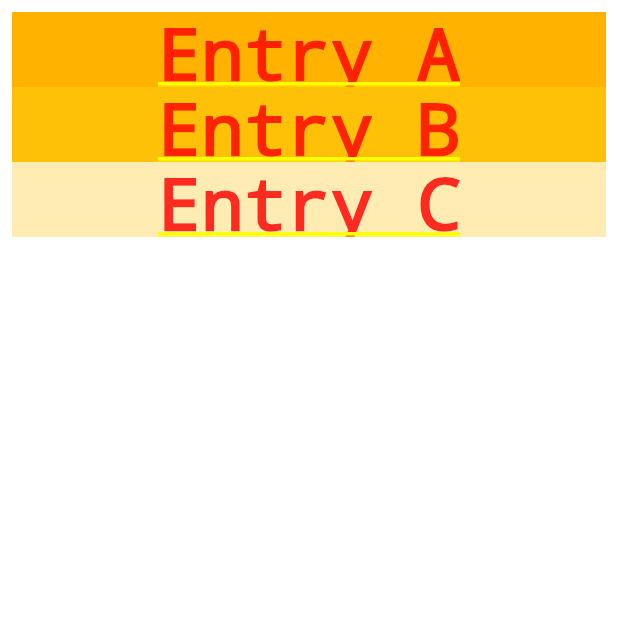
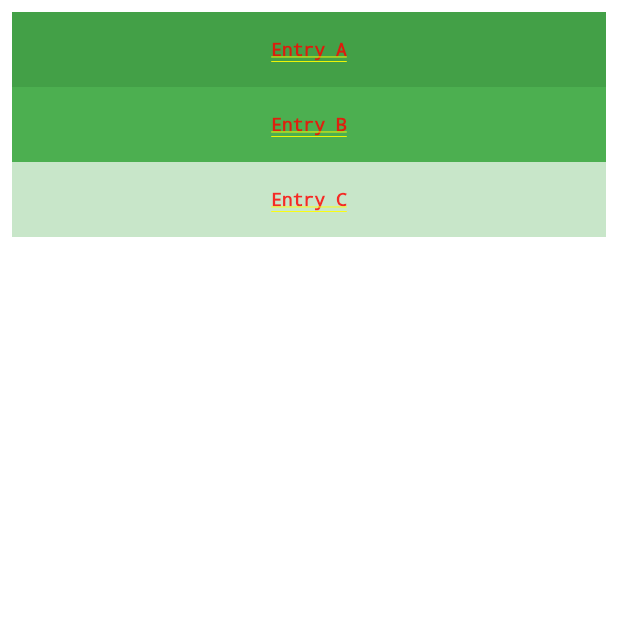
Before and after one commit to rabbanext/buroiqul_qulub, a Flutter app: the screen it shows after launch, on a phone screen of 412 x 824 dp, the top half of it. Run offline on Flutter 3.47's test engine with Material 2 defaults, Android fonts, the phone set to English and light mode, and no system bars; our stand-ins replace splashscreen; network calls fail.

Commit message:
Update home_screen.dart
GestureDetector onTap, List container styling

```diff
--- a/lib/screens/home_screen.dart
+++ b/lib/screens/home_screen.dart
@@ -15,13 +15,22 @@ class _HomeScreenState extends State<HomeScreen> {
         padding: const EdgeInsets.all(8),
         itemCount: entries.length,
         itemBuilder: (BuildContext context, int index) {
-          return Container(
-            height: 50,
-            color: Colors.amber[colorCodes[index]],
-            child: Center(
-                child: Text(
-                    'Entry ${entries[index]}'
-                )
+          return GestureDetector(
+            onTap: (){
+              print("Container ${entries[index]} clicked");
+            },
+            child: Container(
+              height: 50,
+              color: Colors.green[colorCodes[index]],
+              child: Center(
+                  child: Text(
+                      'Entry ${entries[index]}',
+                      style: TextStyle(
+                          fontWeight: FontWeight.bold,
+                          fontSize: 12,
+                      ),
+                  )
+              ),
             ),
           );
         }
```
